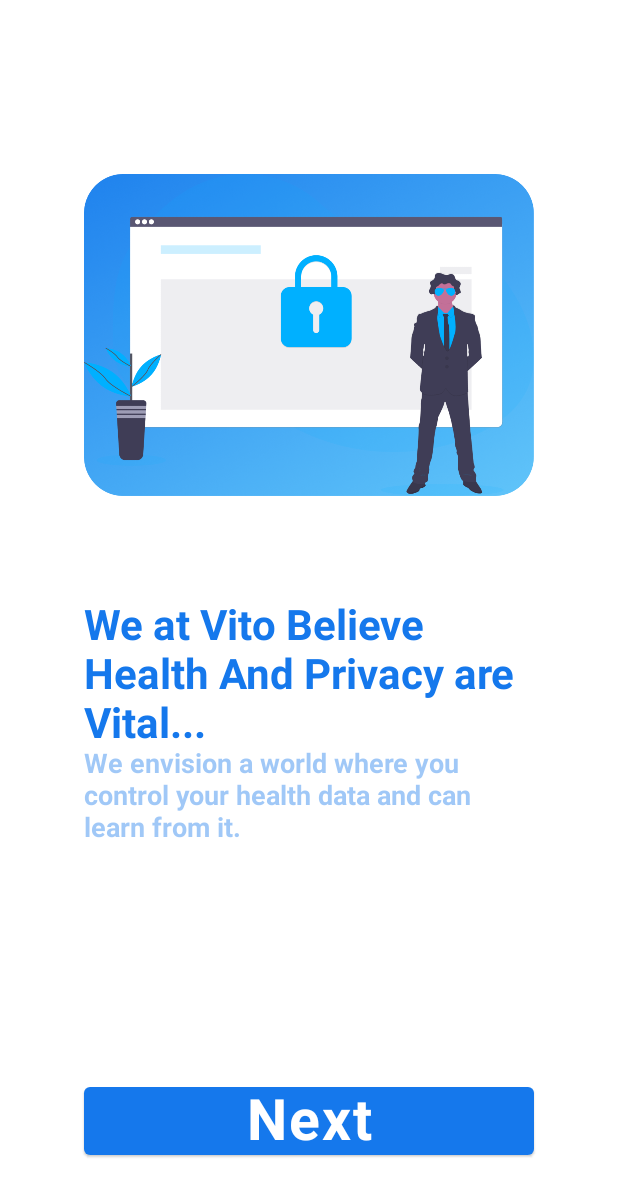
After one commit to Vito-Research/Vito-Android, an Android app built with Jetpack Compose: the OnboardingView screen opened through its navigation route, on a phone screen of 412 x 824 dp. The commit adds this screen. Shown: the top 1197 px of the screen. Run offline under Robolectric (Android 15) with nearby library versions, the phone set to English and light mode, and no system bars; libraries missing offline, so code that uses them is left out: io.github.boguszpawlowski.composecalendar.

Commit message:
Onboarding

```diff
--- a/app/src/main/java/com/example/vito/HomeView.kt
+++ b/app/src/main/java/com/example/vito/HomeView.kt
@@ -55,7 +55,7 @@ fun HomeView(navController: NavController) {
 //                .height(40.dp)
 //                .fillMaxWidth()
 //        )
-        LearnMore("Learn More?", "Learn more about our values and how the algorithm works")
+        LearnMore("Learn More?", "Learn more about our values and how the algorithm works", navController)
 
 
 
@@ -126,7 +126,15 @@ fun AlertCard(alertTitle: String) {
     }
 }
 @Composable
-fun LearnMore(title: String, text: String) {
+fun LearnMore(title: String, text: String, navController: NavController) {
+TextButton(modifier =
+    Modifier
+
+    .padding(10.dp)
+
+    .fillMaxWidth(),
+    onClick = { navController.navigate("Onboarding") }) {
+
 
     Card(
         elevation = 10.dp,
@@ -139,33 +147,36 @@ fun LearnMore(title: String, text: String) {
             .fillMaxWidth()
 
 
+    ) {
 
-    ) {
         Row {
             val image: Painter = painterResource(id = R.drawable.info)
-            Image(painter = image,contentDescription = "", modifier = Modifier
+            Image(
+                painter = image, contentDescription = "", modifier = Modifier
 
-                .padding(30.dp)
-                .padding(top= 40.dp)
-                .width(100.dp)
+                    .padding(30.dp)
+                    .padding(top = 40.dp)
+                    .width(100.dp)
             )
 
             Column(
                 horizontalAlignment = Alignment.CenterHorizontally,
                 verticalArrangement = Arrangement.Center,
-                modifier = Modifier.fillMaxWidth()
-                    .padding(vertical=20.dp)
+                modifier = Modifier
+                    .fillMaxWidth()
+                    .padding(vertical = 20.dp)
 
             ) {
                 Row {
-                    Spacer(modifier = Modifier.padding()
-                       )
+                    Spacer(
+                        modifier = Modifier.padding()
+                    )
                     Text(
 
                         text = title,
                         fontWeight = FontWeight.Bold,
                         color = Color.Black,
-                        fontSize = 30.sp,
+                        fontSize = 24.sp,
                         textAlign = TextAlign.Right,
                         modifier = Modifier
                             .alpha(0.9F)
@@ -179,7 +190,7 @@ fun LearnMore(title: String, text: String) {
                     Text(
                         text = text,
                         color = Color.Black,
-                        fontSize = 20.sp,
+                        fontSize = 12.sp,
                         textAlign = TextAlign.Right,
                         modifier = Modifier
                             .alpha(0.6F)
@@ -192,6 +203,7 @@ fun LearnMore(title: String, text: String) {
             }
         }
     }
+}
 }
 @Composable
 fun Greeting(name: String) {
@@ -207,7 +219,8 @@ fun Greeting(name: String) {
 @Composable
 fun Header(navController: NavController) {
 
-    Row(modifier = Modifier.padding()
+    Row(modifier = Modifier
+        .padding()
         .padding(vertical = 10.dp)) {
 
         TextButton(onClick = {
--- a/app/src/main/java/com/example/vito/MainActivity.kt
+++ b/app/src/main/java/com/example/vito/MainActivity.kt
@@ -33,7 +33,7 @@ class MainActivity : ComponentActivity() {
                     modifier = Modifier.fillMaxSize(),
                     color = MaterialTheme.colors.background
                 ) {
-                    ContentView()
+                   ContentView()
 
 
                 }
@@ -54,6 +54,11 @@ class MainActivity : ComponentActivity() {
 
                 PrivacyView(navController)
             }
+            composable("Onboarding") {
+
+                OnboardingView(navController)
+            }
+
             /*...*/
         }
     }
--- /dev/null
+++ b/app/src/main/java/com/example/vito/OnboardingView.kt
@@ -0,0 +1,106 @@
+package com.example.vito
+
+import androidx.compose.foundation.Image
+import androidx.compose.foundation.background
+import androidx.compose.foundation.layout.*
+import androidx.compose.material.Card
+import androidx.compose.material.Icon
+import androidx.compose.material.Text
+import androidx.compose.material.TextButton
+import androidx.compose.material.icons.Icons
+import androidx.compose.material.icons.rounded.DateRange
+import androidx.compose.runtime.Composable
+import androidx.compose.runtime.MutableState
+import androidx.compose.runtime.mutableStateOf
+import androidx.compose.runtime.remember
+import androidx.compose.runtime.saveable.rememberSaveable
+import androidx.compose.ui.Alignment
+import androidx.compose.ui.Modifier
+import androidx.compose.ui.draw.alpha
+import androidx.compose.ui.draw.clip
+import androidx.compose.ui.graphics.Color
+import androidx.compose.ui.graphics.Shape
+import androidx.compose.ui.graphics.painter.Painter
+import androidx.compose.ui.res.colorResource
+import androidx.compose.ui.res.painterResource
+import androidx.compose.ui.text.font.FontWeight
+import androidx.compose.ui.text.style.TextAlign
+import androidx.compose.ui.unit.dp
+import androidx.compose.ui.unit.sp
+import androidx.navigation.NavController
+
+data class Onboarding(val title: String, val text: String, val img: Painter, val next: Onboarding?)
+
+
+@Composable
+fun OnboardingView(navController: NavController) {
+    val image: Painter = painterResource(id = R.drawable.privacy)
+    var onboarding = remember {mutableStateOf(Onboarding(
+        "We at Vito Believe Health And Privacy are Vital...",
+        "We envision a world where you control your health data and can learn from it.",
+        image,
+        Onboarding("Our Core Values...", "Accessibility, Privacy, People", img = image, next =
+        Onboarding("Our Core Values...", "Accessibility, Privacy, People", img = image, next = null))
+    ))}
+    Column(
+        verticalArrangement = Arrangement.Center,
+        horizontalAlignment = Alignment.CenterHorizontally,
+        modifier = Modifier
+        //  .scrollable(state = scrollState, orientation = Orientation.Vertical)
+    ) {
+        Image(
+            painter = onboarding.component1().img, contentDescription = "", modifier = Modifier
+
+                .padding(30.dp)
+                .padding(top = 40.dp)
+                .width(300.dp)
+        )
+        Spacer(modifier = Modifier.padding().height(40.dp))
+        Text(
+            text = onboarding.component1().title,
+            fontSize = 28.sp,
+            color = colorResource(R.color.blue),
+            fontWeight = FontWeight.Bold,
+            textAlign = TextAlign.Left,
+            modifier = Modifier
+                .width(300.dp)
+                .padding()
+        )
+        Text(
+            text = onboarding.component1().text,
+            fontSize = 18.sp,
+            color = colorResource(R.color.blue),
+            fontWeight = FontWeight.Bold,
+            textAlign = TextAlign.Left,
+            modifier = Modifier
+                .alpha(.4F)
+                .width(300.dp)
+                .padding()
+
+        )
+        Spacer(modifier = Modifier.padding().fillMaxHeight(0.5F))
+        TextButton(onClick = {
+            if( onboarding.value.next == null) {
+                navController.navigate("Home")
+            } else {
+                onboarding.value = onboarding.value.next!!
+            }
+
+
+        }) {
+            Card(backgroundColor = colorResource(R.color.blue)) {
+                Text(text = "Next",
+                    fontSize = 38.sp,
+                    color = colorResource(R.color.white),
+                    fontWeight = FontWeight.Bold,
+                    textAlign = TextAlign.Center,
+                    modifier = Modifier
+                        .width(300.dp)
+                        .padding())
+            }
+
+
+
+        }
+    }
+}
--- a/build.gradle
+++ b/build.gradle
@@ -4,8 +4,8 @@ buildscript {
     }
 }// Top-level build file where you can add configuration options common to all sub-projects/modules.
 plugins {
-    id 'com.android.application' version '7.1.0' apply false
-    id 'com.android.library' version '7.1.0' apply false
+    id 'com.android.application' version '7.2.0' apply false
+    id 'com.android.library' version '7.2.0' apply false
     id 'org.jetbrains.kotlin.android' version '1.5.21' apply false
 }
 
```
Also changed, not shown: gradle/wrapper/gradle-wrapper.properties.
